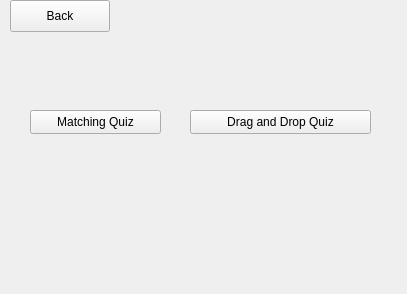
Before: the Qt Designer form A8EduApp/quizzinghomewidget.ui in University-of-Utah-CS3505/a9-edu-app-f24-00Calvin00, drawn with Qt 5.
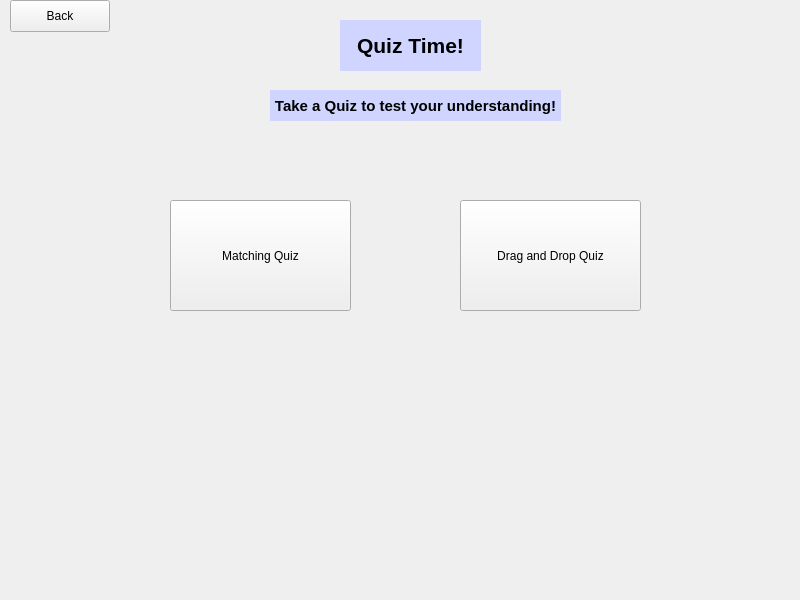
After: the same form once the commit is applied.

Commit message: Minor quiz homepage visual changes

Patch:
```diff
--- a/A8EduApp/quizzinghomewidget.ui
+++ b/A8EduApp/quizzinghomewidget.ui
@@ -6,8 +6,8 @@
    <rect>
     <x>0</x>
     <y>0</y>
-    <width>407</width>
-    <height>294</height>
+    <width>800</width>
+    <height>600</height>
    </rect>
   </property>
   <property name="windowTitle">
@@ -16,10 +16,10 @@
   <widget class="QPushButton" name="matchingButton">
    <property name="geometry">
     <rect>
-     <x>30</x>
-     <y>110</y>
-     <width>131</width>
-     <height>24</height>
+     <x>170</x>
+     <y>200</y>
+     <width>181</width>
+     <height>111</height>
     </rect>
    </property>
    <property name="text">
@@ -29,10 +29,10 @@
   <widget class="QPushButton" name="dragDropButton">
    <property name="geometry">
     <rect>
-     <x>190</x>
-     <y>110</y>
+     <x>460</x>
+     <y>200</y>
      <width>181</width>
-     <height>24</height>
+     <height>111</height>
     </rect>
    </property>
    <property name="text">
@@ -52,6 +52,68 @@
     <string>Back</string>
    </property>
   </widget>
+  <widget class="QLabel" name="subtitle">
+   <property name="geometry">
+    <rect>
+     <x>270</x>
+     <y>90</y>
+     <width>291</width>
+     <height>31</height>
+    </rect>
+   </property>
+   <property name="font">
+    <font>
+     <pointsize>11</pointsize>
+     <italic>false</italic>
+     <bold>true</bold>
+     <kerning>true</kerning>
+    </font>
+   </property>
+   <property name="autoFillBackground">
+    <bool>false</bool>
+   </property>
+   <property name="styleSheet">
+    <string notr="true">color: black;
+background-color: rgb(207, 213, 255);</string>
+   </property>
+   <property name="text">
+    <string>Take a Quiz to test your understanding!</string>
+   </property>
+   <property name="alignment">
+    <set>Qt::AlignmentFlag::AlignCenter</set>
+   </property>
+  </widget>
+  <widget class="QLabel" name="title">
+   <property name="geometry">
+    <rect>
+     <x>340</x>
+     <y>20</y>
+     <width>141</width>
+     <height>51</height>
+    </rect>
+   </property>
+   <property name="font">
+    <font>
+     <pointsize>16</pointsize>
+     <italic>false</italic>
+     <bold>true</bold>
+     <kerning>true</kerning>
+    </font>
+   </property>
+   <property name="autoFillBackground">
+    <bool>false</bool>
+   </property>
+   <property name="styleSheet">
+    <string notr="true">color: black;
+background-color: rgb(207, 213, 255);</string>
+   </property>
+   <property name="text">
+    <string>Quiz Time!</string>
+   </property>
+   <property name="alignment">
+    <set>Qt::AlignmentFlag::AlignCenter</set>
+   </property>
+  </widget>
  </widget>
  <resources/>
  <connections/>
```
The commit also changes 1 other file.
